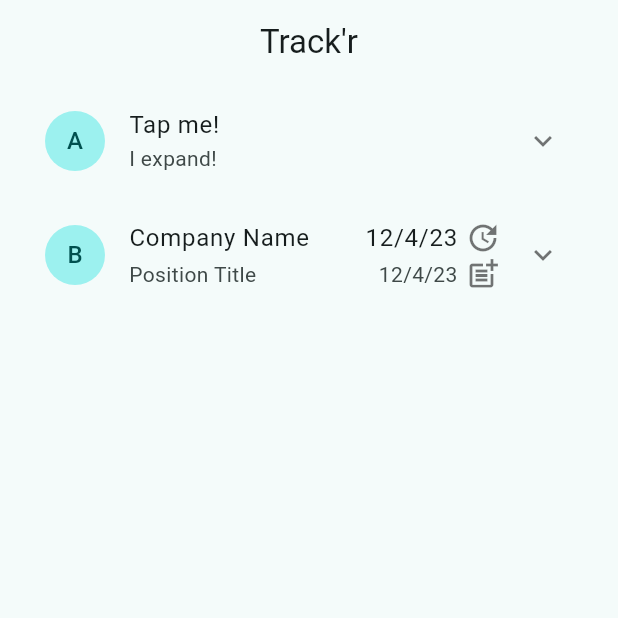
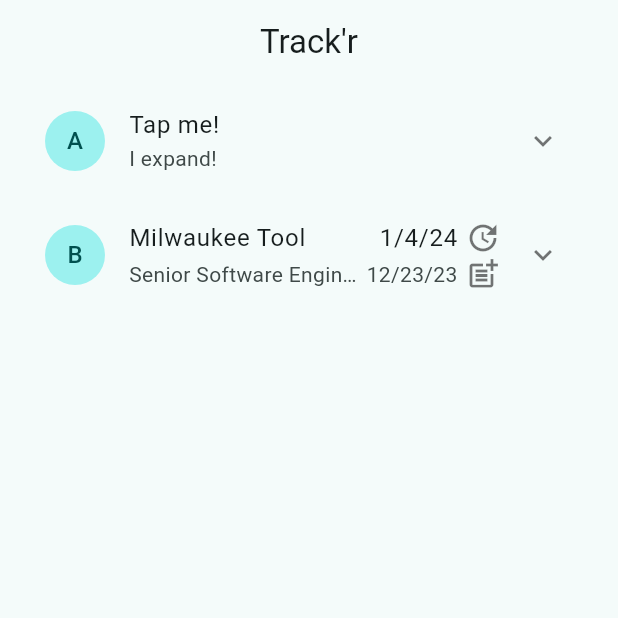
Before and after one commit to MoldyHacker/flutter_applications_tracker, a Flutter app: the screen it shows after launch, on a phone screen of 412 x 824 dp, the top half of it. Run offline on Flutter 3.47's test engine with Material 3 defaults, Android fonts, the phone set to English and light mode, and no system bars; drawn by our look-alikes of expansion_tile_card; our stand-ins replace cloud_firestore, firebase_core; accounts and stored records are empty.

Commit message:
Add ApplicationCardTitle and ApplicationCardSubtitle widgets

```diff
--- /dev/null
+++ b/lib/widgets/application_card/application_card_subtitle.dart
@@ -0,0 +1,38 @@
+import 'package:flutter/material.dart';
+
+class ApplicationCardSubtitle extends StatelessWidget {
+  const ApplicationCardSubtitle({
+    super.key,
+    required this.positionTitle,
+    required this.dateApplied,
+  });
+
+  final String positionTitle;
+  final String dateApplied;
+
+  @override
+  Widget build(BuildContext context) {
+    return Row(
+      mainAxisAlignment: MainAxisAlignment.spaceBetween,
+      children: [
+        Expanded(
+          child: Text(
+            positionTitle,
+            overflow: TextOverflow.ellipsis,
+          ),
+        ),
+        const SizedBox(width: 5),
+        Row(
+          mainAxisAlignment: MainAxisAlignment.end,
+          children: [
+            Text(
+              dateApplied,
+            ),
+            const SizedBox(width: 5),
+            const Icon(Icons.post_add_outlined),
+          ],
+        ),
+      ],
+    );
+  }
+}
--- /dev/null
+++ b/lib/widgets/application_card/application_card_title.dart
@@ -0,0 +1,38 @@
+import 'package:flutter/material.dart';
+
+class ApplicationCardTitle extends StatelessWidget {
+  const ApplicationCardTitle({
+    super.key,
+    required this.companyName,
+    required this.dateUpdated,
+  });
+
+  final String companyName;
+  final String dateUpdated;
+
+  @override
+  Widget build(BuildContext context) {
+    return Row(
+      mainAxisAlignment: MainAxisAlignment.spaceBetween,
+      children: [
+        Expanded(
+          child: Text(
+            companyName,
+            overflow: TextOverflow.ellipsis,
+          ),
+        ),
+        const SizedBox(width: 5),
+        Row(
+          mainAxisAlignment: MainAxisAlignment.end,
+          children: [
+            Text(
+              dateUpdated,
+            ),
+            const SizedBox(width: 5),
+            const Icon(Icons.update_outlined),
+          ],
+        ),
+      ],
+    );
+  }
+}
--- a/lib/widgets/applications_list.dart
+++ b/lib/widgets/applications_list.dart
@@ -1,9 +1,130 @@
+import 'package:applications_tracker/widgets/application_card/application_card_subtitle.dart';
+import 'package:applications_tracker/widgets/application_card/application_card_title.dart';
 import 'package:flutter/material.dart';
 
 import 'package:expansion_tile_card/expansion_tile_card.dart';
 
 final List<String> entries = <String>['A', 'B', 'C', 'D', 'E', 'F', 'G'];
 final List<int> colorCodes = <int>[600, 500, 100];
+final List<Map<String, String>> actionItems = [
+  {
+    'date': '12/4/23',
+    'description': 'Action Item',
+  },
+  {
+    'date': '12/4/23',
+    'description': 'Action Item',
+  },
+  {
+    'date': '12/4/23',
+    'description': 'Action Item',
+  },
+  {
+    'date': '12/4/23',
+    'description': 'Action Item',
+  },
+  {
+    'date': '12/4/23',
+    'description': 'Action Item',
+  },
+  {
+    'date': '12/4/23',
+    'description': 'Action Item',
+  },
+  {
+    'date': '12/4/23',
+    'description': 'Action Item',
+  },
+  {
+    'date': '12/4/23',
+    'description': 'Action Item',
+  },
+  {
+    'date': '12/4/23',
+    'description': 'Action Item',
+  },
+];
+final List<Map<String, String>> applications = [
+  {
+    'companyName': 'Milwaukee Tool',
+    'positionTitle': 'Senior Software Engineer',
+    'dateApplied': '12/23/23',
+    'dateUpdated': '1/4/24',
+    'contactName': 'Mike Walden',
+    'contactTitle': 'IT Manager',
+    'contactPhone': '+143 (555)-555-5555',
+    'contactEmail': 'example@example.com',
+    'notes': 'Notes',
+    'actionItems': 'Action Items',
+  },
+  {
+    'companyName': 'Company Name',
+    'positionTitle': 'Position Title',
+    'contactName': 'Contact Name',
+    'contactPhone': 'Contact Phone',
+    'contactEmail': 'Contact Email',
+    'dateApplied': 'Date Applied',
+    'dateUpdated': 'Date Updated',
+    'notes': 'Notes',
+    'actionItems': 'Action Items',
+  },
+  {
+    'companyName': 'Company Name',
+    'positionTitle': 'Position Title',
+    'contactName': 'Contact Name',
+    'contactPhone': 'Contact Phone',
+    'contactEmail': 'Contact Email',
+    'dateApplied': 'Date Applied',
+    'dateUpdated': 'Date Updated',
+    'notes': 'Notes',
+    'actionItems': 'Action Items',
+  },
+  {
+    'companyName': 'Company Name',
+    'positionTitle': 'Position Title',
+    'contactName': 'Contact Name',
+    'contactPhone': 'Contact Phone',
+    'contactEmail': 'Contact Email',
+    'dateApplied': 'Date Applied',
+    'dateUpdated': 'Date Updated',
+    'notes': 'Notes',
+    'actionItems': 'Action Items',
+  },
+  {
+    'companyName': 'Company Name',
+    'positionTitle': 'Position Title',
+    'contactName': 'Contact Name',
+    'contactPhone': 'Contact Phone',
+    'contactEmail': 'Contact Email',
+    'dateApplied': 'Date Applied',
+    'dateUpdated': 'Date Updated',
+    'notes': 'Notes',
+    'actionItems': 'Action Items',
+  },
+  {
+    'companyName': 'Company Name',
+    'positionTitle': 'Position Title',
+    'contactName': 'Contact Name',
+    'contactPhone': 'Contact Phone',
+    'contactEmail': 'Contact Email',
+    'dateApplied': 'Date Applied',
+    'dateUpdated': 'Date Updated',
+    'notes': 'Notes',
+    'actionItems': 'Action Items',
+  },
+  {
+    'companyName': 'Company Name',
+    'positionTitle': 'Position Title',
+    'contactName': 'Contact Name',
+    'contactPhone': 'Contact Phone',
+    'contactEmail': 'Contact Email',
+    'dateApplied': 'Date Applied',
+    'dateUpdated': 'Date Updated',
+    'notes': 'Notes',
+    'actionItems': 'Action Items',
+  },
+];
+
 double itemHeight = 50.0;
 double listViewHeight = 3 * itemHeight;
 
@@ -120,45 +241,14 @@ These buttons control the next card down!""",
           child: ExpansionTileCard(
             // key: cardB,
             leading: const CircleAvatar(child: Text('B')),
-              title: const Row(
-                mainAxisAlignment: MainAxisAlignment.spaceBetween,
-                children: [
-                  Expanded(
-                    child: Text(
-                      'Company Name',
-                      overflow: TextOverflow.ellipsis,
+            title: ApplicationCardTitle(
+              companyName: applications[0]['companyName'] ?? 'Company Name',
+              dateUpdated: applications[0]['dateUpdated'] ?? 'Date Updated',
             ),
-                  ),
-                  SizedBox(width: 5),
-                  Row(
-                    mainAxisAlignment: MainAxisAlignment.end,
-                    children: [
-                      Text('12/4/23'),
-                      SizedBox(width: 5),
-                      Icon(Icons.update_outlined),
-                    ],
-                  ),
-                ],
-              ),
-              subtitle: const Row(
-                mainAxisAlignment: MainAxisAlignment.spaceBetween,
-                children: [
-                  Expanded(
-                    child: Text(
-                      'Position Title',
-                      overflow: TextOverflow.ellipsis,
-                    ),
-                  ),
-                  SizedBox(width: 5),
-                  Row(
-                    mainAxisAlignment: MainAxisAlignment.end,
-                    children: [
-                      Text('12/4/23'),
-                      SizedBox(width: 5),
-                      Icon(Icons.post_add_outlined),
-                    ],
-                  ),
-                ],
+            subtitle: ApplicationCardSubtitle(
+              positionTitle:
+                  applications[0]['positionTitle'] ?? 'Position Title',
+              dateApplied: applications[0]['dateApplied'] ?? 'Date Applied',
             ),
             children: <Widget>[
               const Divider(
@@ -189,7 +279,8 @@ These buttons control the next card down!""",
                                         CrossAxisAlignment.start,
                                     children: [
                                       Text(
-                                          'Mike Walden',
+                                        applications[0]['contactName'] ??
+                                            'Contact Name',
                                         style: Theme.of(context)
                                             .textTheme
                                             .labelLarge,
@@ -197,7 +288,8 @@ These buttons control the next card down!""",
                                         overflow: TextOverflow.ellipsis,
                                       ),
                                       Text(
-                                          'IT Manager',
+                                        applications[0]['contactTitle'] ??
+                                            'Contact Title',
                                         style: Theme.of(context)
                                             .textTheme
                                             .labelMedium,
@@ -218,11 +310,15 @@ These buttons control the next card down!""",
                                   children: [
                                     const Icon(Icons.contact_phone_outlined),
                                     const SizedBox(width: 5),
-                                      Text(
-                                        '+143 (555)-555-5555',
+                                    Expanded(
+                                      child: Text(
+                                        applications[0]['contactPhone'] ??
+                                            'Contact Phone',
                                         style: Theme.of(context)
                                             .textTheme
                                             .labelLarge,
+                                        overflow: TextOverflow.ellipsis,
+                                      ),
                                     ),
                                   ],
                                 ),
@@ -232,7 +328,8 @@ These buttons control the next card down!""",
                                     const SizedBox(width: 5),
                                     Expanded(
                                       child: Text(
-                                          'example@example.com',
+                                        applications[0]['contactEmail'] ??
+                                            'Contact Email',
                                         style: Theme.of(context)
                                             .textTheme
                                             .labelLarge,
@@ -247,7 +344,6 @@ These buttons control the next card down!""",
                         ],
                       ),
                       const SizedBox(height: 10),
-
                       SizedBox(
                         height: listViewHeight,
                         child: ListView.builder(
@@ -262,16 +358,22 @@ These buttons control the next card down!""",
                                     mainAxisAlignment:
                                         MainAxisAlignment.spaceBetween,
                                     children: [
-                                        const Expanded(
+                                      Expanded(
                                         child: Padding(
-                                            padding: EdgeInsets.only(left: 8),
+                                          padding:
+                                              const EdgeInsets.only(left: 8),
                                           child: Row(
                                             children: [
-                                                Text('12/4/23'),
-                                                SizedBox(width: 5),
+                                              Text(
+                                                actionItems[0]['date'] ??
+                                                    'Date',
+                                              ),
+                                              const SizedBox(width: 5),
                                               Expanded(
                                                 child: Text(
-                                                    'Action Item',
+                                                  actionItems[0]
+                                                          ['description'] ??
+                                                      'Description',
                                                   overflow:
                                                       TextOverflow.ellipsis,
                                                 ),
```
Lines whose indentation alone changed are shown as unchanged.
